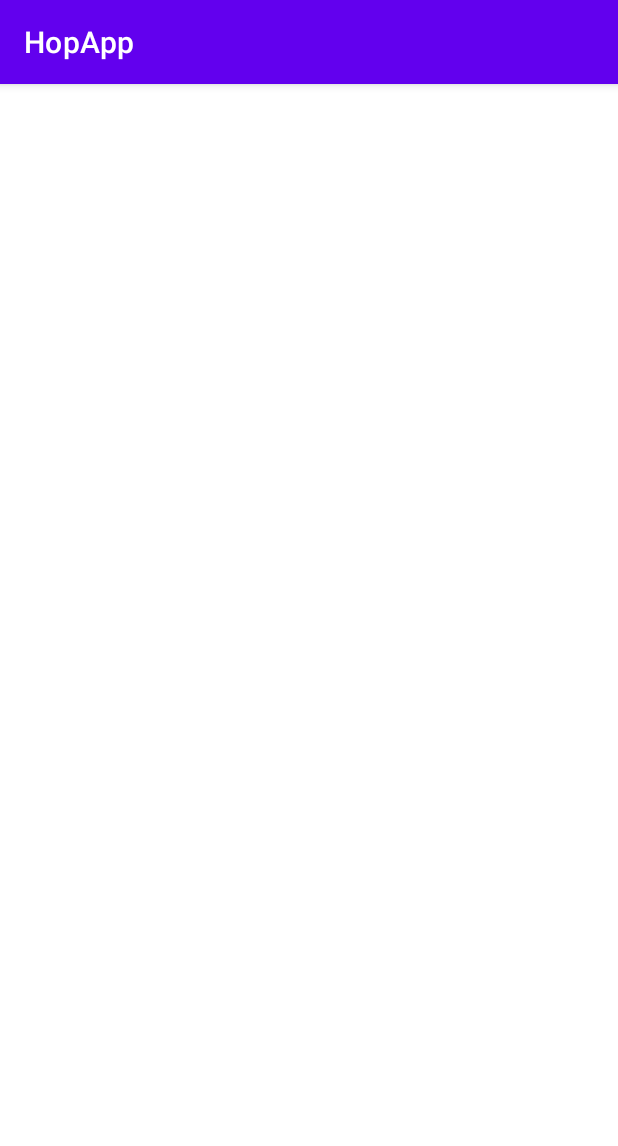
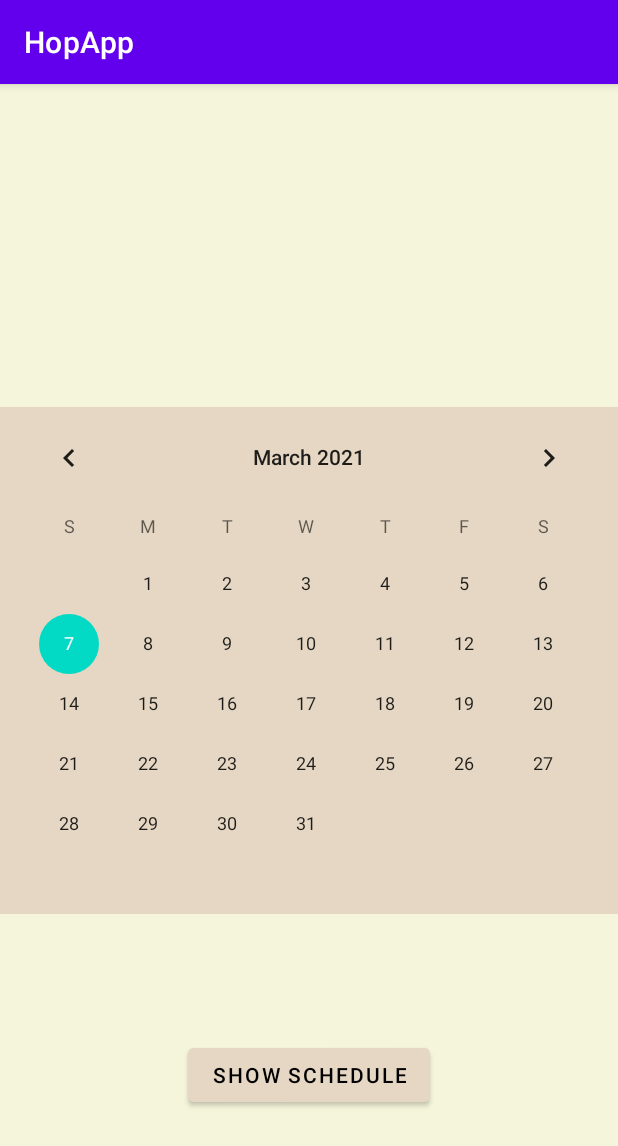
Before and after one commit to R000pe/HopApp, an Android app: the Calendar screen opened directly, with no data from a screen before it, on a phone screen of 412 x 824 dp. Shown: the top 1146 px of the screen. Run offline under Robolectric (Android 15) with nearby library versions, the phone set to English and light mode, and no system bars.

Commit message:
kalenteri ja jotain pientä. TÄMÄ ENNENKUIN KUIN LÄHDEN KAIVAMAAN WILMAN KOODIA

```diff
--- a/app/src/main/java/com/example/hopapp/Calendar.java
+++ b/app/src/main/java/com/example/hopapp/Calendar.java
@@ -2,13 +2,100 @@ package com.example.hopapp;
 
 import androidx.appcompat.app.AppCompatActivity;
 
+import android.annotation.SuppressLint;
+import android.app.DatePickerDialog;
+import android.graphics.Color;
+import android.graphics.drawable.ColorDrawable;
 import android.os.Bundle;
+import android.view.View;
+import android.widget.Button;
+import android.widget.CalendarView;
+import android.widget.Toast;
 
 public class Calendar extends AppCompatActivity {
 
+    DatePickerDialog.OnDateSetListener dateSet; // listener used to indicate the user has finished selecting a date
+
+    String m;   // used later as month's string value
+    Button b;   // button
+    CalendarView cv;    // calendarview
     @Override
     protected void onCreate(Bundle savedInstanceState) {
         super.onCreate(savedInstanceState);
         setContentView(R.layout.activity_calendar);
+        b = findViewById(R.id.dateselectionBtn);
+        cv = findViewById(R.id.calendarView);
+        cv.setOnDateChangeListener(new CalendarView.OnDateChangeListener() {
+
+            @SuppressLint("WrongConstant")
+            @Override
+            public void onSelectedDayChange(
+                    CalendarView view,
+                    int year,
+                    int month,
+                    int day) {
+
+                switch (month){     // changing int month to string m (jan == 0, dec == 11 because java counts from 0)
+                    case 0:
+                        m = "Jan";
+                        break;
+                    case 1:
+                        m = "Feb";
+                        break;
+                    case 2:
+                        m = "Mar";
+                        break;
+                    case 3:
+                        m = "Apr";
+                        break;
+                    case 4:
+                        m = "May";
+                        break;
+                    case 5:
+                        m = "Jun";
+                        break;
+                    case 6:
+                        m = "Jul";
+                        break;
+                    case 7:
+                        m = "Aug";
+                        break;
+                    case 8:
+                        m = "Sep";
+                        break;
+                    case 9:
+                        m = "Oct";
+                        break;
+                    case 10:
+                        m = "Nov";
+                        break;
+                    case 11:
+                        m = "Dec";
+                        break;
+                }
+
+                Toast.makeText(Calendar.this,
+                        "" + day + ". " + m + " " + year, 0).show();   // toast shows the selected date
+                // MIKS TOI 0 BUGAA VÄLILLÄ????
+                // toastiin myöhemmin aktiviteetin ja aktiviteetin ajankohta
+                // jos näyttää liian rumalta niin laitan popup-ikkunan (koodi valmis)
+            }
+        });
     }
+/*
+    public void dateSelection(View v){
+        // calling for java's in-built calendar
+        int year = java.util.Calendar.getInstance().get(java.util.Calendar.YEAR);
+        int month = java.util.Calendar.getInstance().get(java.util.Calendar.MONTH);
+        int day = java.util.Calendar.getInstance().get(java.util.Calendar.DAY_OF_MONTH);
+
+        DatePickerDialog datePicker = new DatePickerDialog(
+                this,
+                android.R.style.Theme_Holo_Light_Dialog_MinWidth,
+                dateSet,
+                year, month, day); // datePicker asks for contexts, layout/theme, ondatesetlistener & values
+        datePicker.getWindow().setBackgroundDrawable(new ColorDrawable(Color.TRANSPARENT)); // a pop-up window
+        datePicker.show();
+    } */
+
 }
--- a/app/src/main/res/layout/activity_calendar.xml
+++ b/app/src/main/res/layout/activity_calendar.xml
@@ -4,6 +4,32 @@
     xmlns:tools="http://schemas.android.com/tools"
     android:layout_width="match_parent"
     android:layout_height="match_parent"
+    android:background="#f5f5dc"
     tools:context=".Calendar">
 
+    <CalendarView
+        android:id="@+id/calendarView"
+        android:layout_width="match_parent"
+        android:layout_height="wrap_content"
+        android:background="#e5d7c3"
+        app:layout_constraintBottom_toBottomOf="parent"
+        app:layout_constraintEnd_toEndOf="parent"
+        app:layout_constraintStart_toStartOf="parent"
+        app:layout_constraintTop_toTopOf="parent" />
+
+    <Button
+        android:id="@+id/dateselectionBtn"
+        android:layout_width="wrap_content"
+        android:layout_height="wrap_content"
+        android:backgroundTint="#e5d7c3"
+        android:text="@string/buttonInCalendarView"
+        android:textAllCaps="true"
+        android:textColor="@color/black"
+        app:layout_constraintBottom_toBottomOf="parent"
+        app:layout_constraintEnd_toEndOf="parent"
+        app:layout_constraintStart_toStartOf="parent"
+
+        app:layout_constraintTop_toBottomOf="@+id/calendarView" />
+
+
 </androidx.constraintlayout.widget.ConstraintLayout>
--- a/app/src/main/res/values/strings.xml
+++ b/app/src/main/res/values/strings.xml
@@ -6,6 +6,7 @@
     <string name="name">Name</string>
     <string name="default_gallery_storage">score_String</string>
     <string name="Score">score</string>
+    <string name="buttonInCalendarView">show schedule</string>
 
     <string-array name="routines">
         <item>Read</item>
```
